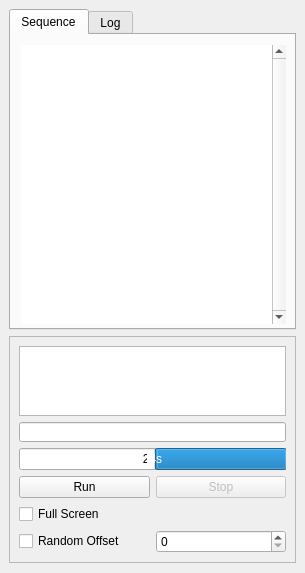
Above: Qt_UI/Runner.ui from jupiterbjy/python-macro-practice before the change. Below: the same form after it.
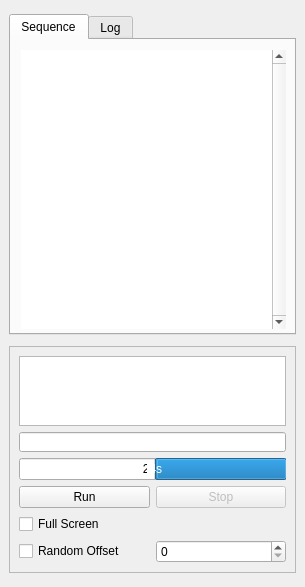
That is the form after the change.

Commit message: Runner UI resize, readme update.

The edit to the form file:
```diff
--- a/Qt_UI/Runner.ui
+++ b/Qt_UI/Runner.ui
@@ -7,7 +7,7 @@
     <x>0</x>
     <y>0</y>
     <width>305</width>
-    <height>573</height>
+    <height>587</height>
    </rect>
   </property>
   <property name="sizePolicy">
@@ -19,13 +19,13 @@
   <property name="minimumSize">
    <size>
     <width>305</width>
-    <height>573</height>
+    <height>587</height>
    </size>
   </property>
   <property name="maximumSize">
    <size>
     <width>305</width>
-    <height>573</height>
+    <height>587</height>
    </size>
   </property>
   <property name="windowTitle">
```
The commit also changes 3 other files.
